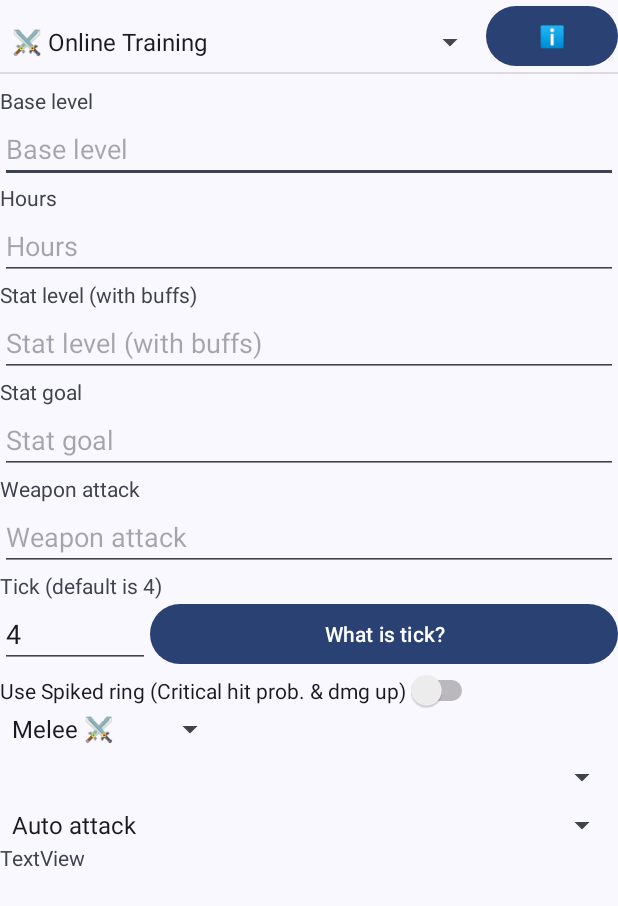
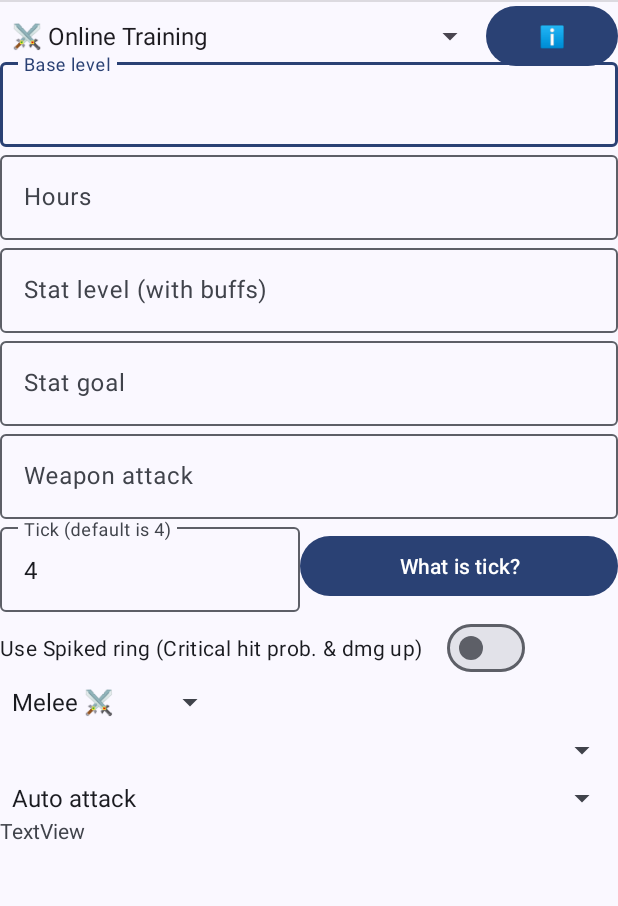
Before and after one commit to helloyanis/rucoy-calculator, an Android app: the layout train.xml on its own in the app's theme, with its tools: preview values and no code run, on a phone screen of 412 x 824 dp. Shown: the top 906 px of the screen. Run offline under Robolectric (Android 15) with nearby library versions, the phone set to English and light mode, and no system bars.

Commit message:
Better text fields

```diff
--- a/src/app/src/main/res/layout/train.xml
+++ b/src/app/src/main/res/layout/train.xml
@@ -19,84 +19,121 @@
             app:layout_constraintStart_toStartOf="parent"
             app:layout_constraintTop_toBottomOf="@+id/atkstylespinner" />
 
-        <EditText
-            android:id="@+id/baselevel"
+        <com.google.android.material.textfield.TextInputLayout
+            android:id="@+id/baselevelLayout"
             android:layout_width="0dp"
             android:layout_height="wrap_content"
             android:ems="10"
             android:hint="@string/base_level"
-            android:inputType="number"
             app:layout_constraintEnd_toEndOf="parent"
             app:layout_constraintStart_toStartOf="parent"
-            app:layout_constraintTop_toBottomOf="@+id/baselevellabel" />
+            app:layout_constraintTop_toBottomOf="@+id/trainstylespinner">
 
-        <EditText
-            android:id="@+id/stat"
+            <com.google.android.material.textfield.TextInputEditText
+                android:id="@+id/baselevel"
+                android:layout_width="match_parent"
+                android:layout_height="wrap_content"
+                android:inputType="number" />
+        </com.google.android.material.textfield.TextInputLayout>
+
+        <com.google.android.material.textfield.TextInputLayout
+            android:id="@+id/statLayout"
             android:layout_width="0dp"
             android:layout_height="wrap_content"
             android:width="200dp"
             android:ems="10"
             android:hint="@string/stat_level"
-            android:inputType="number"
             app:layout_constraintEnd_toEndOf="parent"
             app:layout_constraintStart_toStartOf="parent"
-            app:layout_constraintTop_toBottomOf="@+id/statlabel" />
+            app:layout_constraintTop_toBottomOf="@+id/hoursLayout">
 
-        <EditText
-            android:id="@+id/hours"
+            <com.google.android.material.textfield.TextInputEditText
+                android:id="@+id/stat"
+                android:inputType="number"
+                android:layout_width="match_parent"
+                android:layout_height="wrap_content" />
+        </com.google.android.material.textfield.TextInputLayout>
+
+        <com.google.android.material.textfield.TextInputLayout
+            android:id="@+id/hoursLayout"
             android:layout_width="0dp"
             android:layout_height="wrap_content"
             android:width="200dp"
             android:ems="10"
             android:hint="@string/hours"
-            android:inputType="number"
             android:visibility="gone"
             app:layout_constraintEnd_toEndOf="parent"
             app:layout_constraintStart_toStartOf="parent"
-            app:layout_constraintTop_toBottomOf="@+id/hourslabel"
-            tools:visibility="visible" />
+            app:layout_constraintTop_toBottomOf="@+id/baselevelLayout"
+            tools:visibility="visible">
 
-        <EditText
-            android:id="@+id/weaponatk"
+            <com.google.android.material.textfield.TextInputEditText
+                android:id="@+id/hours"
+                android:inputType="number"
+                android:layout_width="match_parent"
+                android:layout_height="wrap_content" />
+        </com.google.android.material.textfield.TextInputLayout>
+
+        <com.google.android.material.textfield.TextInputLayout
+            android:id="@+id/weaponatkLayout"
             android:layout_width="0dp"
             android:layout_height="wrap_content"
             android:width="200dp"
             android:ems="10"
             android:hint="@string/weapon_atk"
             android:imeOptions="actionDone"
-            android:inputType="number"
             app:layout_constraintEnd_toEndOf="parent"
             app:layout_constraintStart_toStartOf="parent"
-            app:layout_constraintTop_toBottomOf="@+id/weaponatklabel" />
+            app:layout_constraintTop_toBottomOf="@+id/statgoalLayout">
 
-        <EditText
-            android:id="@+id/tick"
-            android:layout_width="100dp"
+            <com.google.android.material.textfield.TextInputEditText
+                android:id="@+id/weaponatk"
+                android:layout_width="match_parent"
+                android:layout_height="wrap_content"
+                android:inputType="number" />
+        </com.google.android.material.textfield.TextInputLayout>
+
+        <com.google.android.material.textfield.TextInputLayout
+            android:id="@+id/tickLayout"
+            android:layout_width="200dp"
             android:layout_height="wrap_content"
             android:ems="10"
             android:hint="@string/tick"
             android:imeActionLabel="Test"
             android:inputType="number"
-            android:text="4"
             android:visibility="gone"
             app:layout_constraintStart_toStartOf="parent"
-            app:layout_constraintTop_toBottomOf="@+id/ticklabel"
-            tools:visibility="visible" />
+            app:layout_constraintTop_toBottomOf="@+id/weaponatkLayout"
+            tools:visibility="visible">
 
-        <EditText
-            android:id="@+id/statgoal"
+            <com.google.android.material.textfield.TextInputEditText
+                android:id="@+id/tick"
+                android:layout_width="match_parent"
+                android:layout_height="wrap_content"
+                android:inputType="number"
+                android:text="4" />
+        </com.google.android.material.textfield.TextInputLayout>
+
+        <com.google.android.material.textfield.TextInputLayout
+            android:id="@+id/statgoalLayout"
             android:layout_width="0dp"
             android:layout_height="wrap_content"
             android:width="200dp"
             android:ems="10"
             android:hint="@string/stat_goal"
             android:imeActionLabel="Test"
-            android:inputType="number"
             android:visibility="gone"
             app:layout_constraintEnd_toEndOf="parent"
             app:layout_constraintStart_toStartOf="parent"
-            app:layout_constraintTop_toBottomOf="@+id/statgoallabel"
-            tools:visibility="visible" />
+            app:layout_constraintTop_toBottomOf="@+id/statLayout"
+            tools:visibility="visible">
+
+            <com.google.android.material.textfield.TextInputEditText
+                android:id="@+id/statgoal"
+                android:layout_width="match_parent"
+                android:layout_height="wrap_content"
+                android:inputType="number" />
+        </com.google.android.material.textfield.TextInputLayout>
 
         <Spinner
             android:id="@+id/classspinner"
@@ -111,10 +148,10 @@
             android:id="@+id/trainstylespinner"
             android:layout_width="0dp"
             android:layout_height="wrap_content"
-            android:layout_marginTop="16dp"
             android:entries="@array/train_methods_array"
             android:spinnerMode="dialog"
             android:theme="@style/Theme.RucoyCalculator"
+            app:layout_constraintBottom_toBottomOf="@+id/showtutorial"
             app:layout_constraintEnd_toStartOf="@+id/showtutorial"
             app:layout_constraintStart_toStartOf="parent"
             app:layout_constraintTop_toBottomOf="@+id/divider2"
@@ -126,79 +163,21 @@
             android:layout_height="wrap_content"
             android:text="@string/tickrate_help"
             android:visibility="gone"
-            app:layout_constraintBottom_toBottomOf="@+id/tick"
+            app:layout_constraintBottom_toBottomOf="@+id/tickLayout"
             app:layout_constraintEnd_toEndOf="parent"
-            app:layout_constraintStart_toEndOf="@+id/tick"
-            app:layout_constraintTop_toTopOf="@+id/tick"
-            tools:visibility="visible" />
-
-        <TextView
-            android:id="@+id/baselevellabel"
-            android:layout_width="wrap_content"
-            android:layout_height="wrap_content"
-            android:layout_marginTop="8dp"
-            android:text="@string/base_level"
-            app:layout_constraintStart_toStartOf="parent"
-            app:layout_constraintTop_toBottomOf="@+id/divider2" />
-
-        <TextView
-            android:id="@+id/statlabel"
-            android:layout_width="wrap_content"
-            android:layout_height="wrap_content"
-            android:text="@string/stat_level"
-            app:layout_constraintStart_toStartOf="parent"
-            app:layout_constraintTop_toBottomOf="@+id/hours" />
-
-        <TextView
-            android:id="@+id/hourslabel"
-            android:layout_width="wrap_content"
-            android:layout_height="wrap_content"
-            android:text="@string/hours"
-            android:visibility="gone"
-            app:layout_constraintStart_toStartOf="parent"
-            app:layout_constraintTop_toBottomOf="@+id/baselevel"
-            tools:visibility="visible" />
-
-        <TextView
-            android:id="@+id/statgoallabel"
-            android:layout_width="wrap_content"
-            android:layout_height="wrap_content"
-            android:text="@string/stat_goal"
-            android:visibility="gone"
-            app:layout_constraintStart_toStartOf="parent"
-            app:layout_constraintTop_toBottomOf="@+id/stat"
-            tools:visibility="visible" />
-
-        <TextView
-            android:id="@+id/weaponatklabel"
-            android:layout_width="wrap_content"
-            android:layout_height="wrap_content"
-            android:text="@string/weapon_atk"
-            android:visibility="gone"
-            app:layout_constraintStart_toStartOf="parent"
-            app:layout_constraintTop_toBottomOf="@+id/statgoal"
-            tools:visibility="visible" />
-
-        <TextView
-            android:id="@+id/ticklabel"
-            android:layout_width="wrap_content"
-            android:layout_height="wrap_content"
-            android:text="@string/tick"
-            android:visibility="gone"
-            app:layout_constraintStart_toStartOf="parent"
-            app:layout_constraintTop_toBottomOf="@+id/weaponatk"
+            app:layout_constraintStart_toEndOf="@+id/tickLayout"
+            app:layout_constraintTop_toBottomOf="@+id/weaponatkLayout"
             tools:visibility="visible" />
 
         <View
             android:id="@+id/divider2"
             android:layout_width="0dp"
             android:layout_height="wrap_content"
-            android:layout_marginTop="8dp"
             android:background="?android:attr/listDivider"
             app:layout_constraintEnd_toEndOf="parent"
             app:layout_constraintHorizontal_bias="0.0"
             app:layout_constraintStart_toStartOf="parent"
-            app:layout_constraintTop_toBottomOf="@+id/trainstylespinner" />
+            tools:layout_editor_absoluteY="48dp" />
 
         <Spinner
             android:id="@+id/mobspinner"
@@ -222,13 +201,13 @@
             app:layout_constraintStart_toStartOf="parent"
             app:layout_constraintTop_toBottomOf="@+id/mobspinner" />
 
-        <Switch
+        <com.google.android.material.materialswitch.MaterialSwitch
             android:id="@+id/critring"
             android:layout_width="wrap_content"
             android:layout_height="wrap_content"
             android:text="@string/usecritring"
             app:layout_constraintStart_toStartOf="parent"
-            app:layout_constraintTop_toBottomOf="@+id/tickhelp" />
+            app:layout_constraintTop_toBottomOf="@+id/tickLayout" />
 
         <Button
             android:id="@+id/showtutorial"
```
Also changed, not shown: src/app/build.gradle.kts (+11 -13 lines), src/app/src/main/java/com/helloyanis/rucoycalculator/formulas/Formulas.kt (+45 -42 lines), src/app/src/main/java/com/helloyanis/rucoycalculator/ui/train/TrainFragment.kt (+28 -64 lines), src/gradle/libs.versions.toml (+16 -0 lines), src/gradle/wrapper/gradle-wrapper.properties.
